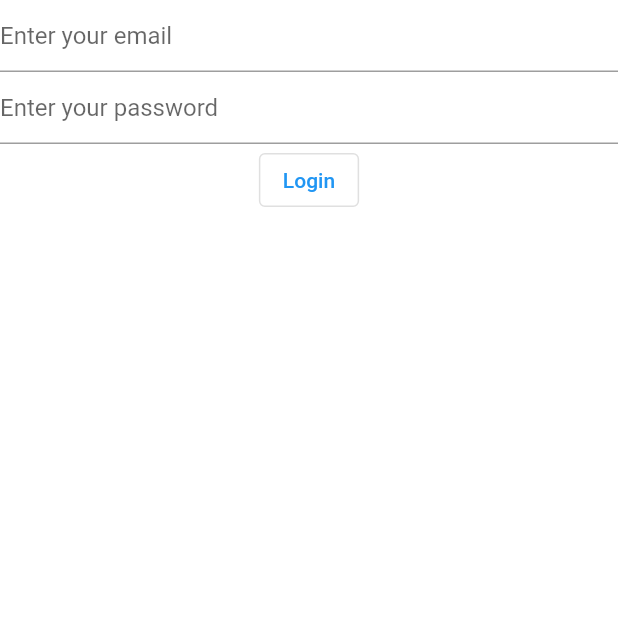
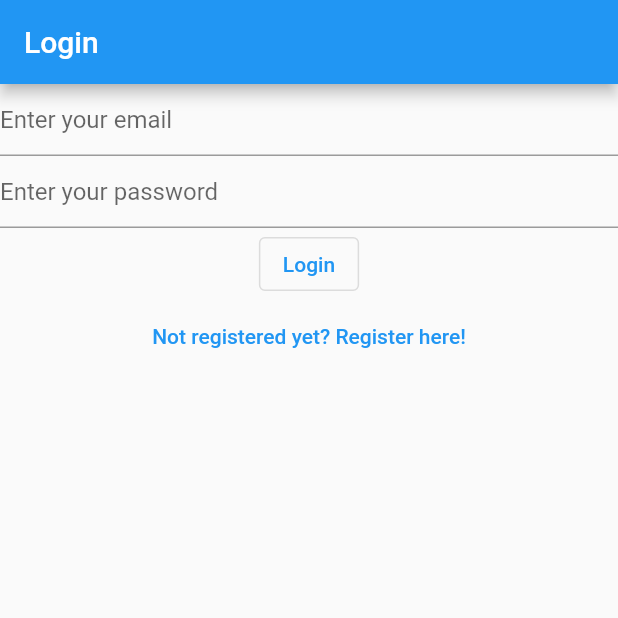
Before and after one commit to GKosheev/Flutter-Project, a Flutter app: the screen it shows after launch, on a phone screen of 412 x 824 dp, the top half of it. Run offline on Flutter 3.47's test engine with Material 2 defaults, Android fonts, the phone set to English and light mode, and no system bars; our stand-ins replace firebase_auth, firebase_core; accounts and stored records are empty.

Commit message:
Updated authentication views

```diff
--- a/lib/utils/views/login_view.dart
+++ b/lib/utils/views/login_view.dart
@@ -1,5 +1,6 @@
 import 'package:firebase_auth/firebase_auth.dart';
 import 'package:flutter/material.dart';
+import 'package:myapp/utils/views/register_view.dart';
 
 class LoginView extends StatefulWidget {
   const LoginView({super.key});
@@ -27,7 +28,9 @@ class _LoginViewState extends State<LoginView> {
 
   @override
   Widget build(BuildContext context) {
-    return Column(
+    return Scaffold(
+      appBar: AppBar(title: const Text("Login")),
+      body: Column(
         children: [
           TextField(
             controller: _email,
@@ -65,7 +68,15 @@ class _LoginViewState extends State<LoginView> {
             },
             child: const Text("Login"),
           ),
+          TextButton(
+              onPressed: () {
+                Navigator.of(context)
+                    .pushNamedAndRemoveUntil('/register/', (route) => false);
+                // RegisterView();
+              },
+              child: const Text("Not registered yet? Register here!"))
         ],
+      ),
     );
   }
 }
--- a/lib/utils/views/register_view.dart
+++ b/lib/utils/views/register_view.dart
@@ -28,7 +28,9 @@ class _RegisterViewState extends State<RegisterView> {
 
   @override
   Widget build(BuildContext context) {
-    return Column(
+    return Scaffold(
+      appBar: AppBar(title: const Text("Register")),
+      body: Column(
         children: [
           TextField(
             controller: _email,
@@ -66,7 +68,15 @@ class _RegisterViewState extends State<RegisterView> {
             },
             child: const Text("Register"),
           ),
+          TextButton(
+              onPressed: () {
+                Navigator.of(context)
+                    .pushNamedAndRemoveUntil('/login/', (route) => false);
+                // RegisterView();
+              },
+              child: const Text("Already registered? Login here!"))
         ],
+      ),
     );
   }
 }
```
Lines whose indentation alone changed are shown as unchanged.
